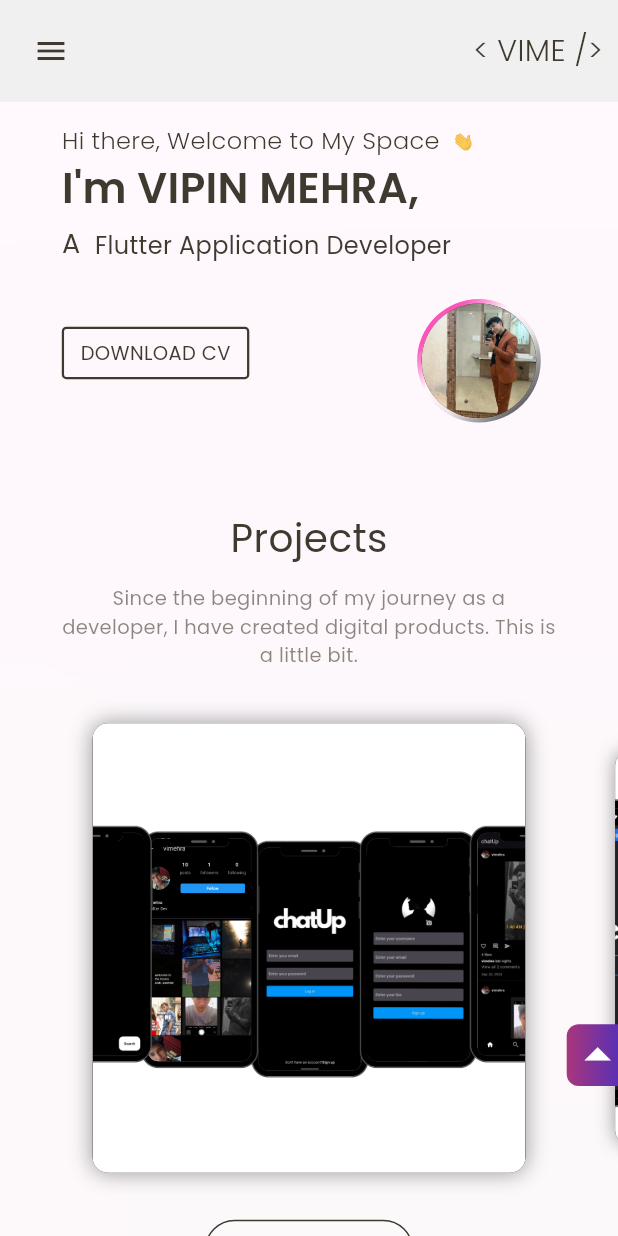
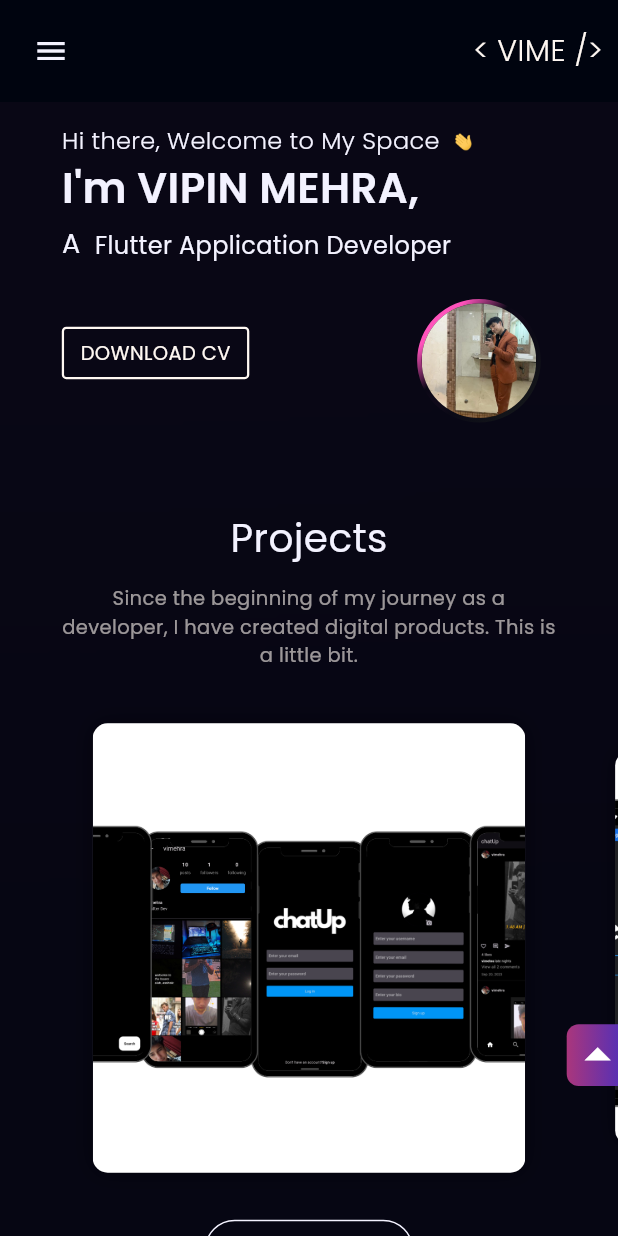
Before and after one commit to vipinmehra535/portfolio, a Flutter app: the screen it shows after launch, on a phone screen of 412 x 824 dp. Run offline on Flutter 3.47's test engine with Material 3 defaults, Android fonts, the phone set to English and light mode, and no system bars; drawn by our look-alikes of animated_text_kit, carousel_slider, scrollable_positioned_list; our stand-ins replace bloc, connectivity_plus, flutter_bloc, flutter_svg, sizer; missing offline and left inert: universal_html.

Commit message:
Update app_theme.dart

```diff
--- a/lib/core/theme/app_theme.dart
+++ b/lib/core/theme/app_theme.dart
@@ -4,7 +4,7 @@ import 'package:flutter/scheduler.dart';
 
 class AppTheme {
   static ThemeData themeData(bool isDarkTheme, BuildContext context) {
-    return isDarkTheme ? ThemeColors.lightTheme : ThemeColors.darkTheme;
+    return isDarkTheme ? ThemeColors.darkTheme : ThemeColors.lightTheme;
   }
 }
 
```
